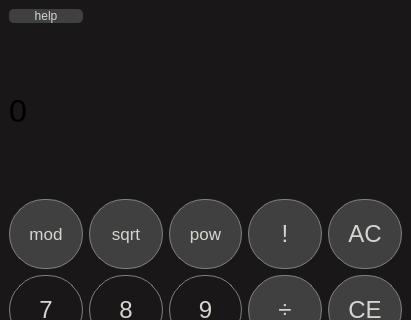
The window that src/gui.ui (meile18/ivs_projekt) describes before a commit, drawn with Qt 5; both pictures show x 0 to 411 and y 0 to 320 of the 411 by 582 pixel window.
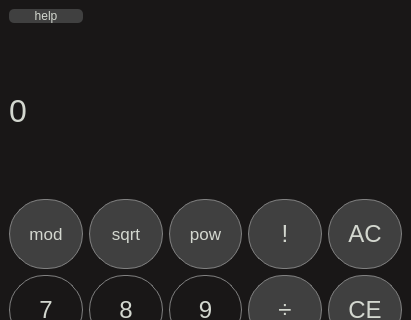
The same window after the commit. Icons and pictures are not drawn.

Commit message: fixing label text color

The edit to the form file:
```diff
--- a/src/gui.ui
+++ b/src/gui.ui
@@ -295,9 +295,10 @@
        <string notr="true">QLabel {
   qproperty-alignment: 'AlignVCenter | AlignRight';
   border: none;
+  color:  rgb(211, 215, 207); 
 }
 
-background-color : white;</string>
+</string>
       </property>
       <property name="text">
        <string>0</string>
```
